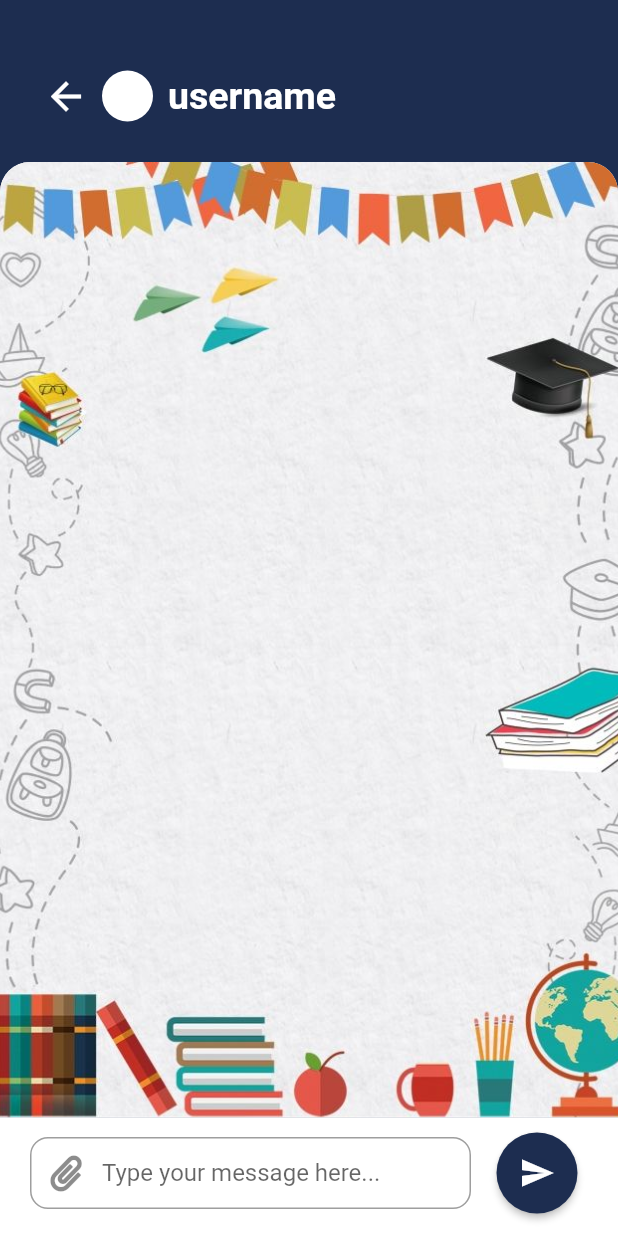
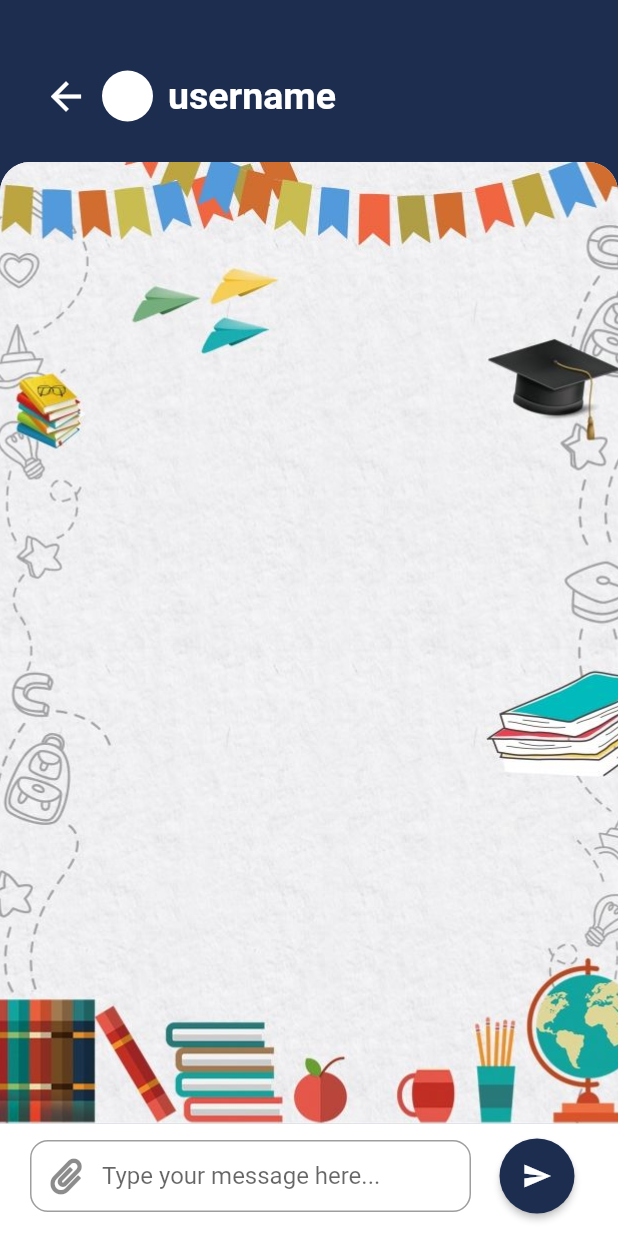
Before and after one commit to Ritik-code/e-chat-application, a Flutter app: the ChatScreen screen opened by its route, on a phone screen of 412 x 824 dp. Run offline on Flutter 3.47's test engine with Material 2 defaults, Android fonts, the phone set to English and light mode, and no system bars; our stand-ins replace cloud_firestore, firebase_auth, firebase_core, font_awesome_flutter, modal_progress_hud; accounts and stored records are empty.

Commit message:
applied app_icon class to every screen - Reformatting-8.

```diff
--- a/lib/main.dart
+++ b/lib/main.dart
@@ -18,7 +18,7 @@ class Comperio extends StatelessWidget {
   @override
   Widget build(BuildContext context) {
     return MaterialApp(
-      initialRoute: ContactedPersonScreen().id,
+      initialRoute: SearchScreen().id,
       routes: {
         ChatScreen().id: (context) => ChatScreen(),
         RegistrationScreen().id: (context) => RegistrationScreen(),
--- a/lib/screen/chat_screen.dart
+++ b/lib/screen/chat_screen.dart
@@ -1,3 +1,4 @@
+import 'package:comperio/app_icons.dart';
 import 'package:comperio/constants.dart';
 import 'package:comperio/screen/contacted_person_screen.dart';
 import 'package:firebase_auth/firebase_auth.dart';
@@ -54,10 +55,10 @@ class _ChatScreenState extends State<ChatScreen> {
                 mainAxisAlignment: MainAxisAlignment.start,
                 children: [
                   IconButton(
-                    icon: Icon(
-                      Icons.arrow_back,
-                      color: Colors.white,
-                      size: 30.0,
+                    icon: AppIcons(
+                      iconName: Icons.arrow_back,
+                      iconSize: 30.0,
+                      colour: Colors.white,
                     ),
                     onPressed: () {
                       Navigator.pushNamed(context, ContactedPersonScreen().id);
@@ -92,8 +93,8 @@ class _ChatScreenState extends State<ChatScreen> {
                   ),
                 ),
                 child: ListView(
-                    //all the message will be added here.
-                    ),
+                  //all the message will be added here.
+                ),
               ),
             ),
             Container(
@@ -122,16 +123,16 @@ class _ChatScreenState extends State<ChatScreen> {
                             hintText: 'Type your message here...',
                             enabledBorder: OutlineInputBorder(
                               borderRadius:
-                                  BorderRadius.all(Radius.circular(12.0)),
+                              BorderRadius.all(Radius.circular(12.0)),
                               borderSide: BorderSide(
                                 color: Colors.grey,
                               ),
                             ),
                             focusedBorder: OutlineInputBorder(
                               borderRadius:
-                                  BorderRadius.all(Radius.circular(10.0)),
+                              BorderRadius.all(Radius.circular(10.0)),
                               borderSide:
-                                  BorderSide(color: Colors.lightBlueAccent),
+                              BorderSide(color: Colors.lightBlueAccent),
                             ),
                           ),
                         ),
@@ -143,9 +144,10 @@ class _ChatScreenState extends State<ChatScreen> {
                           //Implement send functionality.
                         },
                         shape: CircleBorder(),
-                        child: Icon(
-                          Icons.send,
-                          color: Colors.white,
+                        child: AppIcons(
+                          iconName: Icons.send,
+                          iconSize: 20.0,
+                          colour: Colors.white,
                         ),
                       ),
                     ],
```
Also changed, not shown: lib/screen/feedback_screen.dart (+12 -6 lines), lib/screen/searchScreen.dart (+5 -4 lines).
